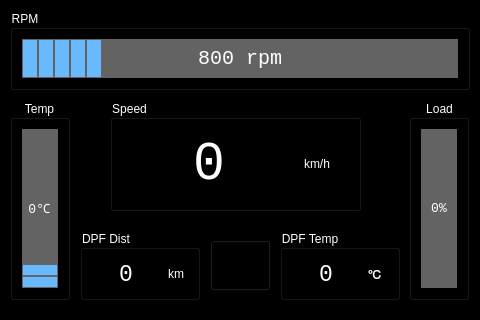
First picture: the form in resources/pi-hud.ui, repository cwal1220/pi-hud, before the edit.
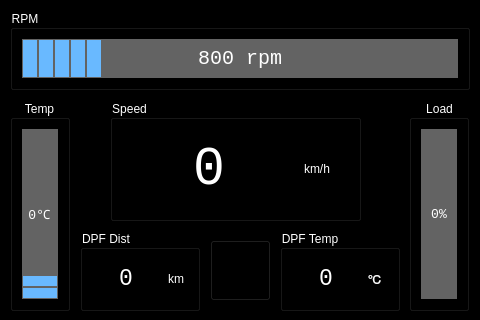
Second picture: the form after the edit. Icons and pictures are not drawn.

Commit message: [ref] Add dpf icon

The edit to the form file:
```diff
--- a/resources/pi-hud.ui
+++ b/resources/pi-hud.ui
@@ -114,7 +114,7 @@
      <x>280</x>
      <y>230</y>
      <width>120</width>
-     <height>70</height>
+     <height>81</height>
     </rect>
    </property>
    <property name="styleSheet">
@@ -176,7 +176,7 @@
      <x>110</x>
      <y>100</y>
      <width>251</width>
-     <height>111</height>
+     <height>121</height>
     </rect>
    </property>
    <property name="styleSheet">
@@ -255,7 +255,7 @@
      <x>80</x>
      <y>230</y>
      <width>120</width>
-     <height>70</height>
+     <height>81</height>
     </rect>
    </property>
    <property name="styleSheet">
@@ -323,7 +323,7 @@
      <x>10</x>
      <y>100</y>
      <width>60</width>
-     <height>200</height>
+     <height>211</height>
     </rect>
    </property>
    <property name="styleSheet">
@@ -392,7 +392,7 @@
      <x>409</x>
      <y>100</y>
      <width>60</width>
-     <height>200</height>
+     <height>211</height>
     </rect>
    </property>
    <property name="contextMenuPolicy">
@@ -467,7 +467,7 @@
      <x>210</x>
      <y>240</y>
      <width>61</width>
-     <height>51</height>
+     <height>61</height>
     </rect>
    </property>
    <property name="text">
@@ -479,8 +479,8 @@
    </property>
    <property name="iconSize">
     <size>
-     <width>50</width>
-     <height>50</height>
+     <width>61</width>
+     <height>61</height>
     </size>
    </property>
    <property name="checkable">
```
Left out of the diff: 2 changed lines with no effect on the pictures.
